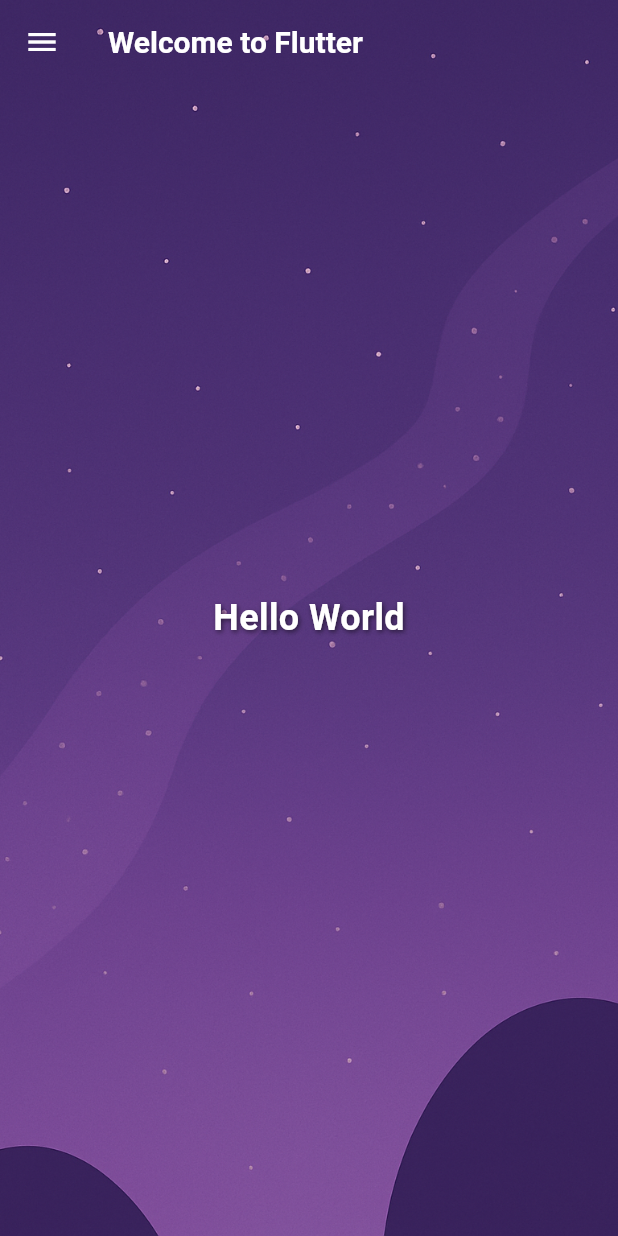
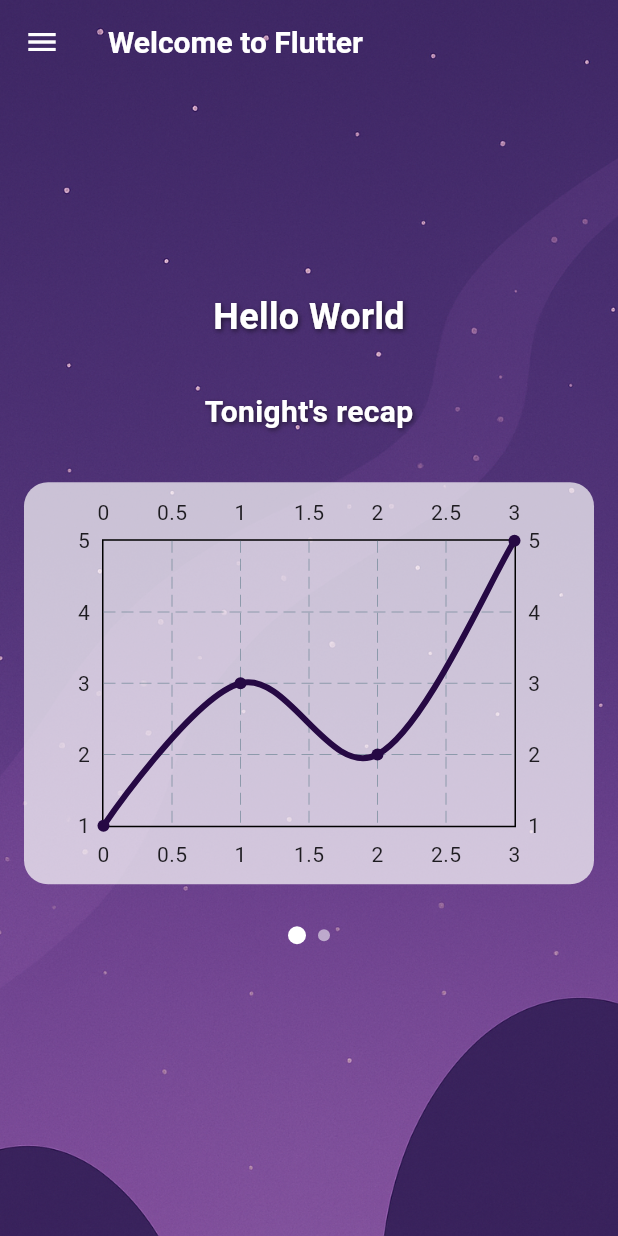
Before and after one commit to MichelaCalabretto/READY-TO-SLEEP, a Flutter app: the HomePage screen opened directly, on a phone screen of 412 x 824 dp. Run offline on Flutter 3.47's test engine with Material 3 defaults, Android fonts, the phone set to English and light mode, and no system bars; drawn by our look-alikes of fl_chart; our stand-ins replace flutter_animate, jwt_decoder, pie_chart, shared_preferences; accounts and stored records are empty.

```diff
--- /dev/null
+++ b/app1/lib/models/sleep_data_night.dart
@@ -0,0 +1,39 @@
+import 'package:intl/intl.dart';
+
+class SleepDataNight {
+  final DateTime time;
+  final int duration;
+  final int minutesToFallAsleep;
+  final int minutesAwake;
+  final int minutesAfterWakeUp;
+  final int deepMinutes;
+  final int lightMinutes;
+  final int remMinutes;
+
+  SleepDataNight({
+    required this.time,
+    required this.duration,
+    required this.minutesToFallAsleep,
+    required this.minutesAwake,
+    required this.minutesAfterWakeUp,
+    required this.deepMinutes,
+    required this.lightMinutes,
+    required this.remMinutes,
+  });
+
+
+  SleepDataNight.fromJson(String date, Map<String, dynamic> json)
+      : time = DateFormat('yyyy-MM-dd HH:mm:ss').parse('$date ${json["time"]}'),
+        duration = int.parse(json["duration"]),
+        minutesToFallAsleep = int.parse(json["minutesToFallAsleep"]),
+        minutesAwake = int.parse(json["minutesAwake"]),
+        minutesAfterWakeUp = int.parse(json["minutesAfterWakeUp"]),
+        deepMinutes = int.parse(json["deepMinutes"]),
+        lightMinutes = int.parse(json["lightMinutes"]),
+        remMinutes = int.parse(json["remMinutes"]);
+
+  @override
+  String toString() {
+    return 'SleepDataNight(time: $time, duration: $duration, deep: $deepMinutes, light: $lightMinutes, rem: $remMinutes)';
+  }
+}
--- /dev/null
+++ b/app1/lib/models/sleep_data_trend.dart
@@ -0,0 +1,24 @@
+import 'package:intl/intl.dart';
+
+class SleepDataTrend {
+  final DateTime time;
+  final int duration;
+
+
+  SleepDataTrend({
+    required this.time,
+    required this.duration,
+
+  });
+
+  SleepDataTrend.fromJson(String date, Map<String, dynamic> json)
+      : time = DateFormat('yyyy-MM-dd HH:mm:ss').parse('$date ${json["time"]}'),
+        duration = int.parse(json["duration"]);
+
+
+
+  @override
+  String toString() {
+    return 'SleepDataTrend(time: $time, duration: $duration)';
+  }
+}
--- a/app1/lib/screens/homePage.dart
+++ b/app1/lib/screens/homePage.dart
@@ -88,6 +88,7 @@
 import 'package:flutter/material.dart';
 import 'package:app1/screens/profilePage.dart';
 import 'package:app1/widgets/my_drawer.dart';
+import 'package:app1/widgets/chart_switcher.dart'; // Assicurati che ChartSwitcher sia in questo file
 
 class HomePage extends StatelessWidget {
   HomePage({Key? key}) : super(key: key);
@@ -113,7 +114,7 @@ class HomePage extends StatelessWidget {
       ),
       drawer: const MyDrawer(),
       body: Container(
-        // make sure container takes full screen and image covers everything including behind system bars
+        //make sure container takes full screen and image covers everything including behind system bars
         decoration: const BoxDecoration(
           image: DecorationImage(
             image: AssetImage('assets/images/welcomePage_wallpaper.png'),
@@ -121,7 +122,10 @@ class HomePage extends StatelessWidget {
           ),
         ),
         child: Center(
-          child: Text(
+          child: Column(
+            mainAxisAlignment: MainAxisAlignment.center,
+            children: [
+              Text(
                 'Hello World',
                 style: TextStyle(
                   color: Colors.white,
@@ -136,6 +140,10 @@ class HomePage extends StatelessWidget {
                   ],
                 ),
               ),
+              const SizedBox(height: 32),
+              const ChartSwitcher(), // widget with graphs
+            ],
+          ),
         ),
       ),
     );
--- /dev/null
+++ b/app1/lib/widgets/chart_switcher.dart
@@ -0,0 +1,159 @@
+import 'package:flutter/material.dart';
+import 'package:fl_chart/fl_chart.dart';
+
+class ChartSwitcher extends StatefulWidget {
+  const ChartSwitcher({Key? key}) : super(key: key);
+
+  @override
+  _ChartSwitcherState createState() => _ChartSwitcherState();
+}
+
+class _ChartSwitcherState extends State<ChartSwitcher> {
+  final PageController _pageController = PageController();
+  int _currentIndex = 0;
+
+  final Color themePurple = const Color.fromARGB(255, 38, 9, 68); // theme color
+  final Color chartBgColor = Colors.white70; // light transparent background
+
+  // Return a dynamic title based on the current index
+  String get chartTitle {
+    switch (_currentIndex) {
+      case 0:
+        return "Tonight's recap";
+      case 1:
+        return 'Trend of the last 7 days';
+      default:
+        return '';
+    }
+  }
+
+  // Build a line chart using fl_chart
+  Widget _buildLineChart() {
+    return Container(
+      decoration: BoxDecoration(
+        color: chartBgColor,
+        borderRadius: BorderRadius.circular(16),
+      ),
+      padding: const EdgeInsets.all(8),
+      child: LineChart(
+        LineChartData(
+          backgroundColor: Colors.transparent,
+          lineBarsData: [
+            LineChartBarData(
+              spots: const [
+                FlSpot(0, 1),
+                FlSpot(1, 3),
+                FlSpot(2, 2),
+                FlSpot(3, 5),
+              ],
+              isCurved: true,
+              color: themePurple,
+              barWidth: 4,
+            ),
+          ],
+        ),
+      ),
+    );
+  }
+
+  // Build a bar chart using fl_chart
+  Widget _buildBarChart() {
+    return Container(
+      decoration: BoxDecoration(
+        color: chartBgColor,
+        borderRadius: BorderRadius.circular(16),
+      ),
+      padding: const EdgeInsets.all(8),
+      child: BarChart(
+        BarChartData(
+          backgroundColor: Colors.transparent,
+          barGroups: [
+            BarChartGroupData(
+              x: 0,
+              barRods: [BarChartRodData(toY: 3, color: themePurple)],
+            ),
+            BarChartGroupData(
+              x: 1,
+              barRods: [BarChartRodData(toY: 5, color: themePurple)],
+            ),
+            BarChartGroupData(
+              x: 2,
+              barRods: [BarChartRodData(toY: 2, color: themePurple)],
+            ),
+          ],
+        ),
+      ),
+    );
+  }
+
+  // Build dot indicators for page index
+  Widget _buildDotIndicators() {
+    return Row(
+      mainAxisAlignment: MainAxisAlignment.center,
+      children: List.generate(2, (index) {
+        return Container(
+          margin: const EdgeInsets.symmetric(horizontal: 4),
+          width: _currentIndex == index ? 12 : 8,
+          height: _currentIndex == index ? 12 : 8,
+          decoration: BoxDecoration(
+            shape: BoxShape.circle,
+            color: _currentIndex == index ? Colors.white : Colors.white54,
+          ),
+        );
+      }),
+    );
+  }
+
+  @override
+  Widget build(BuildContext context) {
+    return Column(
+      children: [
+        // Display title above chart
+        Text(
+          chartTitle,
+          style: const TextStyle(
+            fontSize: 20,
+            fontWeight: FontWeight.bold,
+            color: Colors.white,
+            shadows: [
+              Shadow(
+                blurRadius: 4,
+                color: Colors.black54,
+                offset: Offset(1, 1),
+              ),
+            ],
+          ),
+        ),
+        const SizedBox(height: 16),
+
+        // Chart area with swipe navigation
+        SizedBox(
+          height: 300,
+          child: PageView(
+            controller: _pageController,
+            onPageChanged: (index) {
+              setState(() {
+                _currentIndex = index;
+              });
+            },
+            children: [
+              Padding(
+                padding: const EdgeInsets.all(16),
+                child: _buildLineChart(),
+              ),
+              Padding(
+                padding: const EdgeInsets.all(16),
+                child: _buildBarChart(),
+              ),
+            ],
+          ),
+        ),
+
+        const SizedBox(height: 12),
+
+        // Dot indicators under the chart
+        _buildDotIndicators(),
+      ],
+    );
+  }
+}
--- a/app1/pubspec.yaml
+++ b/app1/pubspec.yaml
@@ -36,9 +36,10 @@ dependencies:
   jwt_decoder:
   flutter_animate: ^4.2.0
   provider: ^6.1.5
-  fl_chart: ^1.0.0
+  #fl_chart: ^1.0.0
   collection: ^1.19.1
   pie_chart: ^5.4.0
+  fl_chart: ^0.64.0 #prova widget grafici
 
   # The following adds the Cupertino Icons font to your application.
   # Use with the CupertinoIcons class for iOS style icons.
```
Also changed, not shown: app1/lib/main.dart (+12 -10 lines), app1/lib/providers/data_provider.dart (added, +57 -0 lines), app1/lib/screens/homeProva.dart (added, +126 -0 lines), app1/lib/utils/impact.dart (+95 -17 lines), app1/pubspec.lock. Lines whose indentation alone changed are shown as unchanged.
